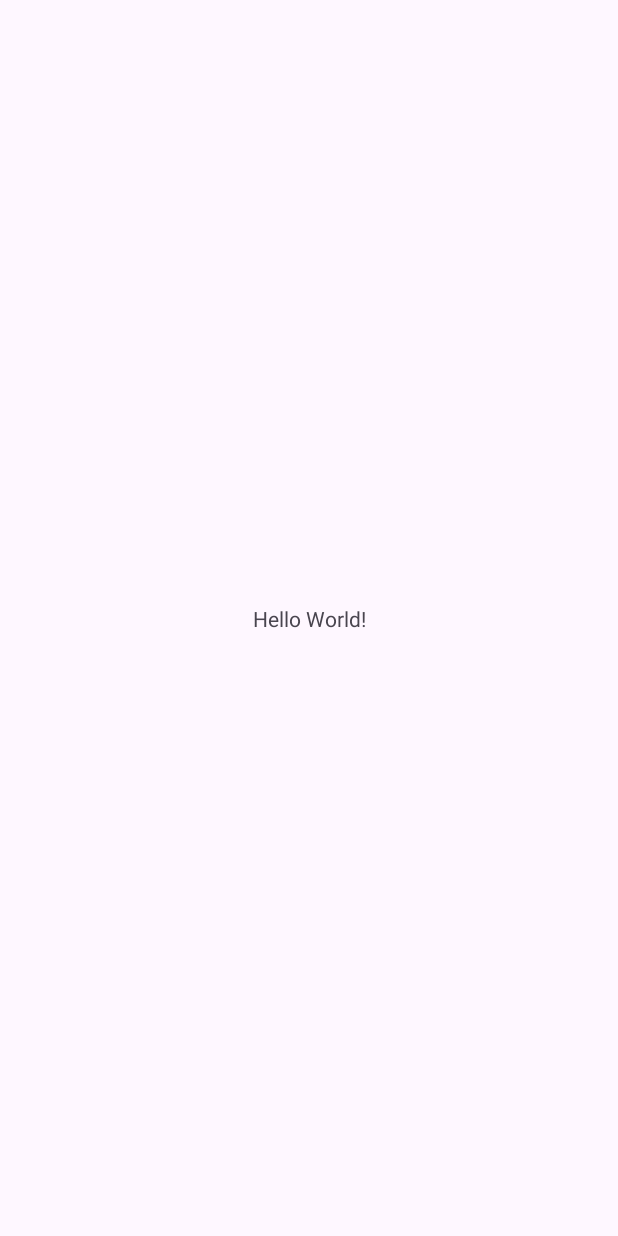
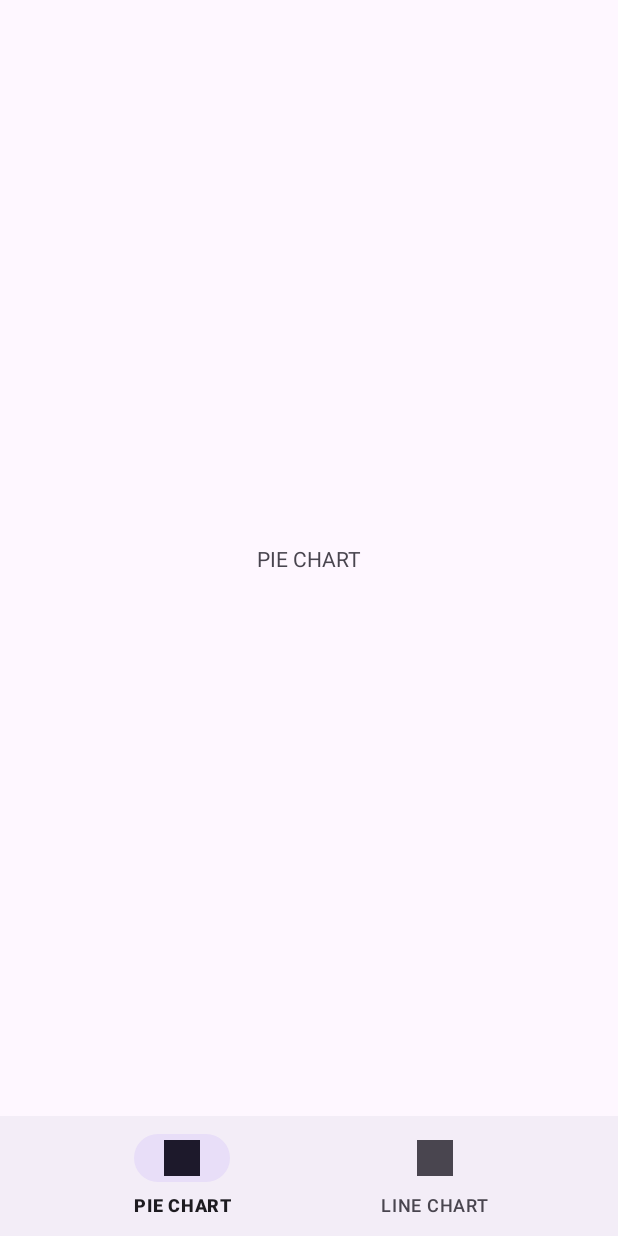
Before and after one commit to MihaMlin/poraKolokvij, an Android app: the screen it shows after launch (MainActivity), on a phone screen of 412 x 824 dp. Before the commit the screen is almost empty. Run offline under Robolectric (Android 15) with nearby library versions, the phone set to English and light mode, and no system bars; our stand-ins replace navigation-ui.

Commit message:
added navigation and fragments

```diff
--- a/app/src/main/java/com/mihamlinaric/porakolokvij/MainActivity.kt
+++ b/app/src/main/java/com/mihamlinaric/porakolokvij/MainActivity.kt
@@ -2,10 +2,26 @@ package com.mihamlinaric.porakolokvij
 
 import androidx.appcompat.app.AppCompatActivity
 import android.os.Bundle
+import androidx.navigation.findNavController
+import androidx.navigation.ui.AppBarConfiguration
+import androidx.navigation.ui.setupActionBarWithNavController
+import androidx.navigation.ui.setupWithNavController
+import com.mihamlinaric.porakolokvij.databinding.ActivityMainBinding
 
 class MainActivity : AppCompatActivity() {
+
+    private lateinit var binding: ActivityMainBinding
     override fun onCreate(savedInstanceState: Bundle?) {
         super.onCreate(savedInstanceState)
-        setContentView(R.layout.activity_main)
+        binding = ActivityMainBinding.inflate(layoutInflater)
+        setContentView(binding.root)
+
+        val bottomNavigationView = binding.bottomNavigationView
+        val navController = findNavController(R.id.fragmentContainer)
+
+        //val appBarConfiguration = AppBarConfiguration(setOf(R.id.pieChartFragment, R.id.lineChartFragment))
+        //setupActionBarWithNavController(navController, appBarConfiguration)
+
+        bottomNavigationView.setupWithNavController(navController)
     }
 }
--- /dev/null
+++ b/app/src/main/java/com/mihamlinaric/porakolokvij/PieChartFragment.kt
@@ -0,0 +1,38 @@
+package com.mihamlinaric.porakolokvij
+
+import android.os.Bundle
+import androidx.fragment.app.Fragment
+import android.view.LayoutInflater
+import android.view.View
+import android.view.ViewGroup
+import com.mihamlinaric.porakolokvij.databinding.FragmentPieChartBinding
+
+
+class PieChartFragment : Fragment() {
+
+    private var _binding: FragmentPieChartBinding? = null
+    private val binding get() = _binding
+
+    override fun onCreateView(
+        inflater: LayoutInflater, container: ViewGroup?,
+        savedInstanceState: Bundle?
+    ): View {
+        _binding = FragmentPieChartBinding.inflate(inflater, container, false)
+        return binding!!.root
+
+    }
+
+    override fun onViewCreated(view: View, savedInstanceState: Bundle?) {
+        super.onViewCreated(view, savedInstanceState)
+        /*
+        binding.buttonFirst.setOnClickListener {
+            Timber.d(“Do some action here”);
+        }
+        */
+    }
+
+    override fun onDestroyView() {
+        super.onDestroyView()
+        _binding = null
+    }
+}
--- a/app/src/main/res/layout/activity_main.xml
+++ b/app/src/main/res/layout/activity_main.xml
@@ -6,13 +6,25 @@
     android:layout_height="match_parent"
     tools:context=".MainActivity">
 
-    <TextView
-        android:layout_width="wrap_content"
+    <fragment
+        android:id="@+id/fragmentContainer"
+        android:name="androidx.navigation.fragment.NavHostFragment"
+        android:layout_width="0dp"
+        android:layout_height="0dp"
+        app:defaultNavHost="true"
+        app:layout_constraintBottom_toTopOf="@+id/bottomNavigationView"
+        app:layout_constraintEnd_toEndOf="parent"
+        app:layout_constraintStart_toStartOf="parent"
+        app:layout_constraintTop_toTopOf="parent"
+        app:navGraph="@navigation/nav_graph" />
+
+    <com.google.android.material.bottomnavigation.BottomNavigationView
+        android:id="@+id/bottomNavigationView"
+        android:layout_width="match_parent"
         android:layout_height="wrap_content"
-        android:text="Hello World!"
         app:layout_constraintBottom_toBottomOf="parent"
         app:layout_constraintEnd_toEndOf="parent"
         app:layout_constraintStart_toStartOf="parent"
-        app:layout_constraintTop_toTopOf="parent" />
+        app:menu="@menu/bottom_nav_menu" />
 
 </androidx.constraintlayout.widget.ConstraintLayout>
--- /dev/null
+++ b/app/src/main/res/layout/fragment_pie_chart.xml
@@ -0,0 +1,19 @@
+<?xml version="1.0" encoding="utf-8"?>
+<androidx.constraintlayout.widget.ConstraintLayout xmlns:android="http://schemas.android.com/apk/res/android"
+    xmlns:app="http://schemas.android.com/apk/res-auto"
+    xmlns:tools="http://schemas.android.com/tools"
+    android:layout_width="match_parent"
+    android:layout_height="match_parent"
+    tools:context=".PieChartFragment">
+
+    <TextView
+        android:id="@+id/fragement_pie_chart_text"
+        android:layout_width="wrap_content"
+        android:layout_height="wrap_content"
+        android:text="PIE CHART"
+        app:layout_constraintBottom_toBottomOf="parent"
+        app:layout_constraintEnd_toEndOf="parent"
+        app:layout_constraintStart_toStartOf="parent"
+        app:layout_constraintTop_toTopOf="parent" />
+
+</androidx.constraintlayout.widget.ConstraintLayout>
--- /dev/null
+++ b/app/src/main/res/menu/bottom_nav_menu.xml
@@ -0,0 +1,11 @@
+<?xml version="1.0" encoding="utf-8"?>
+<menu xmlns:android="http://schemas.android.com/apk/res/android">
+    <item
+        android:id="@+id/pieChartFragment"
+        android:title="PIE CHART"
+        android:icon="@drawable/ic_launcher_background" />
+    <item
+        android:id="@+id/lineChartFragment"
+        android:title="LINE CHART"
+        android:icon="@drawable/ic_launcher_background" />
+</menu>
--- /dev/null
+++ b/app/src/main/res/navigation/nav_graph.xml
@@ -0,0 +1,18 @@
+<?xml version="1.0" encoding="utf-8"?>
+<navigation xmlns:android="http://schemas.android.com/apk/res/android"
+    xmlns:app="http://schemas.android.com/apk/res-auto"
+    xmlns:tools="http://schemas.android.com/tools"
+    android:id="@+id/nav_graph"
+    app:startDestination="@id/pieChartFragment">
+
+    <fragment
+        android:id="@+id/pieChartFragment"
+        android:name="com.mihamlinaric.porakolokvij.PieChartFragment"
+        android:label="Pie Chart"
+        tools:layout="@layout/fragment_pie_chart" />
+    <fragment
+        android:id="@+id/lineChartFragment"
+        android:name="com.mihamlinaric.porakolokvij.LineChartFragment"
+        android:label="Line Chart"
+        tools:layout="@layout/fragment_line_chart" />
+</navigation>
--- a/app/src/main/res/values/strings.xml
+++ b/app/src/main/res/values/strings.xml
@@ -1,3 +1,5 @@
 <resources>
     <string name="app_name">poraKolokvij</string>
+    <!-- TODO: Remove or change this placeholder text -->
+    <string name="hello_blank_fragment">Hello blank fragment</string>
 </resources>
```
Also changed, not shown: app/build.gradle.kts (+9 -3 lines), app/src/main/java/com/mihamlinaric/porakolokvij/LineChartFragment.kt (added, +37 -0 lines), app/src/main/res/layout/fragment_line_chart.xml (added, +19 -0 lines).
